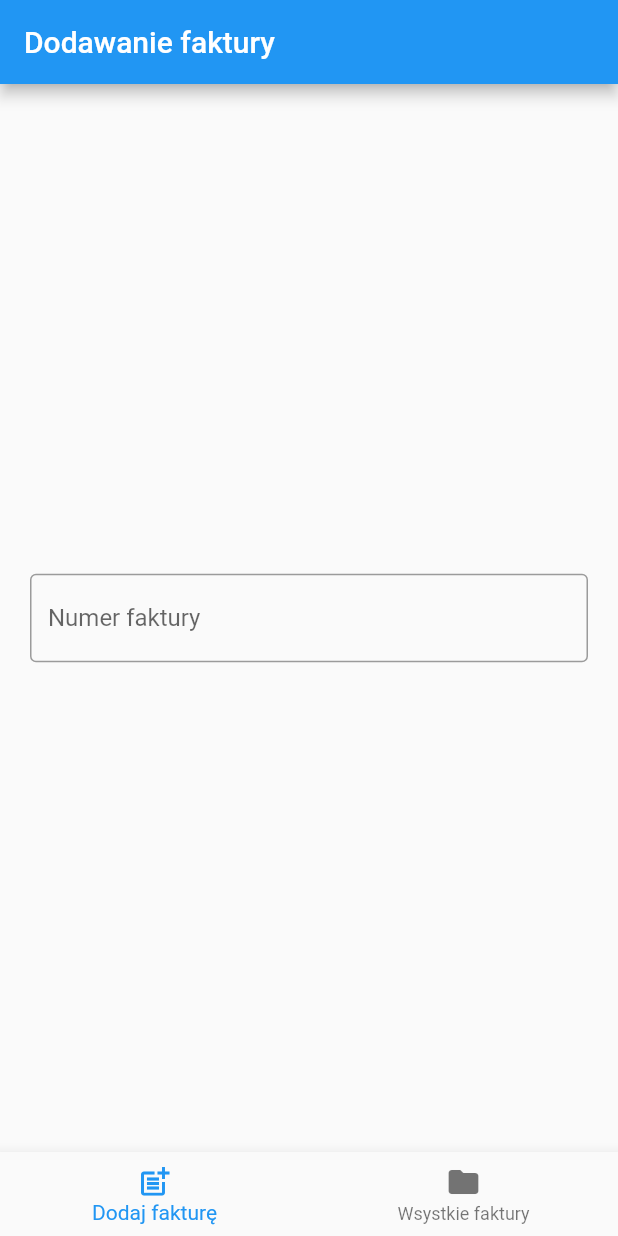
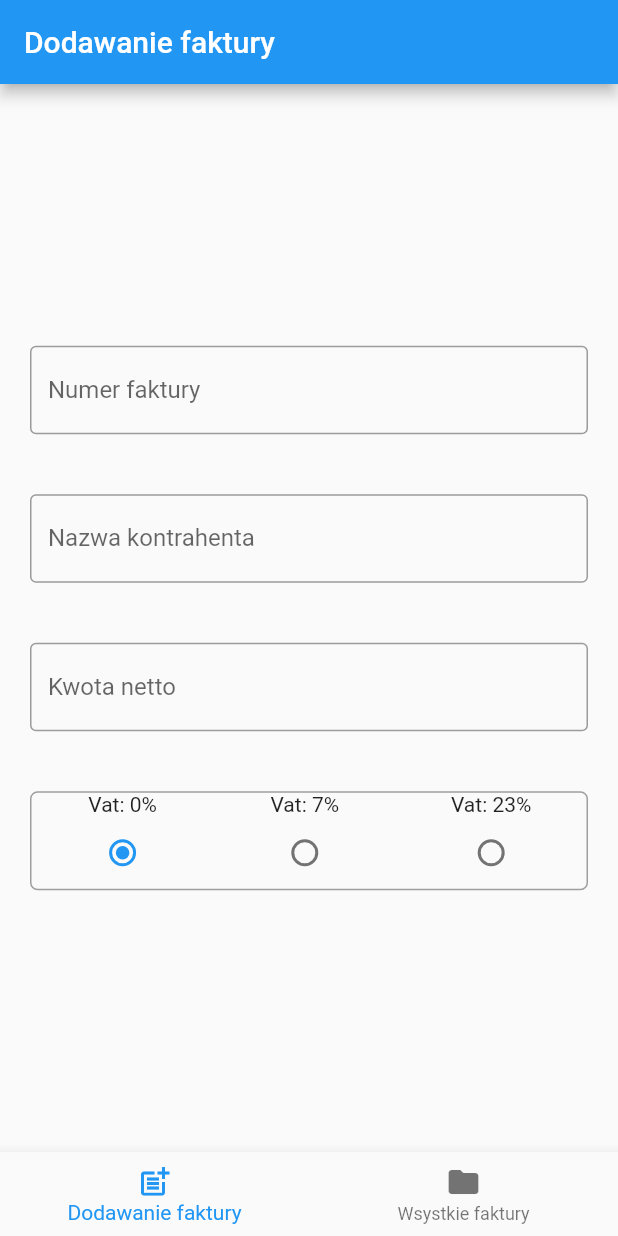
Before and after one commit to mgudalewicz/invoices, a Flutter app: the screen it shows after launch, on a phone screen of 412 x 824 dp. Run offline on Flutter 3.47's test engine with Material 2 defaults, Android fonts, the phone set to English and light mode, and no system bars; our stand-ins replace bloc, cloud_firestore, equatable, firebase_core, flutter_bloc, fluttertoast and 1 more; accounts and stored records are empty.

Commit message:
Add more fields

```diff
--- a/lib/add_invoice/add_invoice.dart
+++ b/lib/add_invoice/add_invoice.dart
@@ -16,7 +16,10 @@ class _AddInvoicePageState extends State<AddInvoicePage> {
   final controller = TextEditingController();
   final GlobalKey<FormState> _formKey = GlobalKey<FormState>();
   final GlobalKey<FormFieldState<String>> _invoiceNumberInputKey = GlobalKey<FormFieldState<String>>();
+  final GlobalKey<FormFieldState<String>> _counterpartyNameInputKey = GlobalKey<FormFieldState<String>>();
+  final GlobalKey<FormFieldState<String>> _netAmountNameInputKey = GlobalKey<FormFieldState<String>>();
 
+  int _vatSelected = 0;
 
   @override
   Widget build(BuildContext context) {
@@ -30,14 +33,22 @@ class _AddInvoicePageState extends State<AddInvoicePage> {
                 child: Column(
                   mainAxisAlignment: MainAxisAlignment.center,
                   children: <Widget>[
-                    Padding(
-                      padding: const EdgeInsets.all(20.0),
-                      child: AppTextFormField(
-                        formFieldKey: _invoiceNumberInputKey,
-                        labelText: 'Numer faktury',
-                        hintText: 'Podaj numer faktury',
-                      ),
+                    AppTextFormField(
+                      formFieldKey: _invoiceNumberInputKey,
+                      labelText: 'Numer faktury',
+                      hintText: 'Podaj numer faktury',
                     ),
+                    AppTextFormField(
+                      formFieldKey: _counterpartyNameInputKey,
+                      labelText: 'Nazwa kontrahenta',
+                      hintText: 'Podaj nazwę kontrahenta',
+                    ),
+                    AppTextFormField(
+                      formFieldKey: _netAmountNameInputKey,
+                      labelText: 'Kwota netto',
+                      keyboardType: TextInputType.number,
+                    ),
+                    _choiceVatRate(),
                   ],
                 ),
               ),
@@ -45,4 +56,58 @@ class _AddInvoicePageState extends State<AddInvoicePage> {
           );
         }));
   }
+
+  Widget _choiceVatRate() {
+    return Container(
+      margin: const EdgeInsets.all(20.0),
+      decoration: BoxDecoration(
+        border: Border.all(color: Colors.grey),
+        borderRadius: const BorderRadius.all(Radius.circular(5.0)),
+      ),
+      child: Row(
+        mainAxisAlignment: MainAxisAlignment.spaceAround,
+        children: [
+          Column(
+            children: [
+              const Text('Vat: 0%'),
+              Radio(
+                  value: 0,
+                  groupValue: _vatSelected,
+                  onChanged: (newValue) {
+                    setState(() {
+                      _vatSelected = newValue!;
+                    });
+                  }),
+            ],
+          ),
+          Column(
+            children: [
+              const Text('Vat: 7%'),
+              Radio(
+                  value: 7,
+                  groupValue: _vatSelected,
+                  onChanged: (newValue) {
+                    setState(() {
+                      _vatSelected = newValue!;
+                    });
+                  }),
+            ],
+          ),
+          Column(
+            children: [
+              const Text('Vat: 23%'),
+              Radio(
+                  value: 23,
+                  groupValue: _vatSelected,
+                  onChanged: (newValue) {
+                    setState(() {
+                      _vatSelected = newValue!;
+                    });
+                  }),
+            ],
+          ),
+        ],
+      ),
+    );
+  }
 }
--- a/lib/home_page.dart
+++ b/lib/home_page.dart
@@ -38,7 +38,7 @@ class _HomePageState extends State<HomePage> {
             items: const [
               BottomNavigationBarItem(
                 icon: Icon(Icons.post_add),
-                label: 'Dodaj fakturę',
+                label: 'Dodawanie faktury',
               ),
               BottomNavigationBarItem(
                 icon: Icon(Icons.folder),
--- a/lib/widgets/app_text_form_field.dart
+++ b/lib/widgets/app_text_form_field.dart
@@ -5,7 +5,7 @@ class AppTextFormField extends StatelessWidget {
     Key? key,
     required this.formFieldKey,
     required this.labelText,
-    required this.hintText,
+    this.hintText,
     this.onChanged,
     this.keyboardType = TextInputType.text,
   }) : super(key: key);
@@ -13,12 +13,14 @@ class AppTextFormField extends StatelessWidget {
   final GlobalKey<FormFieldState<String>>? formFieldKey;
   final TextInputType keyboardType;
   final String labelText;
-  final String hintText;
+  final String? hintText;
   final ValueChanged<String>? onChanged;
 
   @override
   Widget build(BuildContext context) {
-    return TextFormField(
+    return Padding(
+      padding: const EdgeInsets.all(20.0),
+      child: TextFormField(
         maxLines: null,
         keyboardType: keyboardType,
         validator: (value) {
@@ -34,6 +36,7 @@ class AppTextFormField extends StatelessWidget {
         ),
         key: formFieldKey,
         onChanged: onChanged,
+      ),
     );
   }
 }
```
Lines whose indentation alone changed are shown as unchanged.
